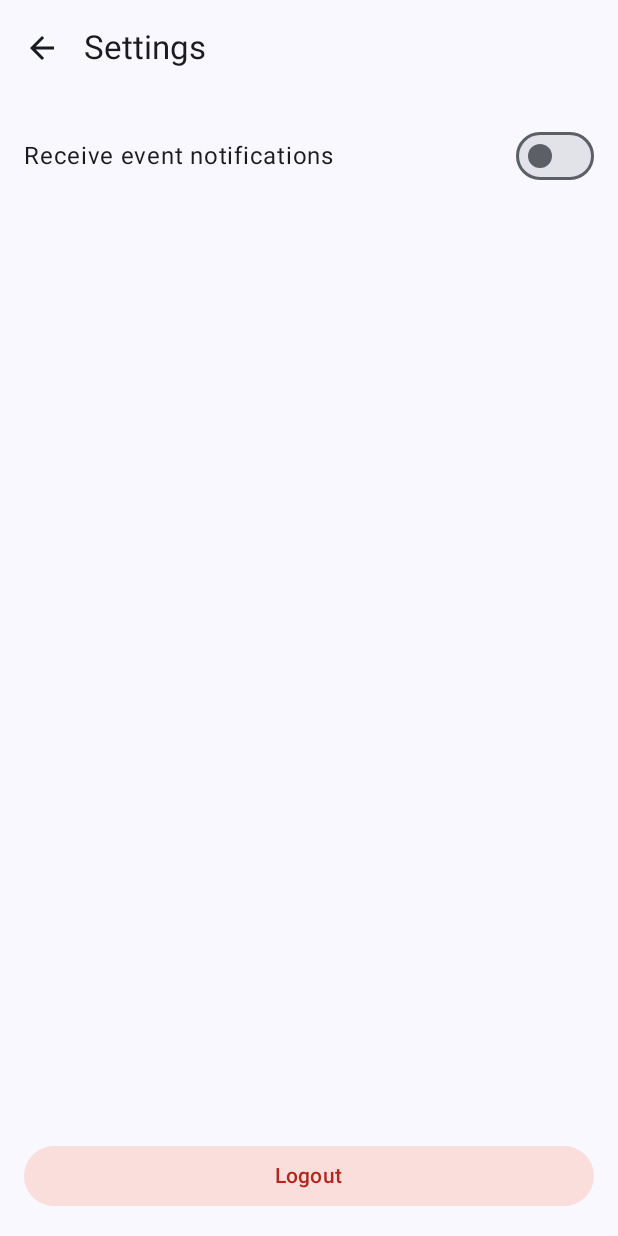
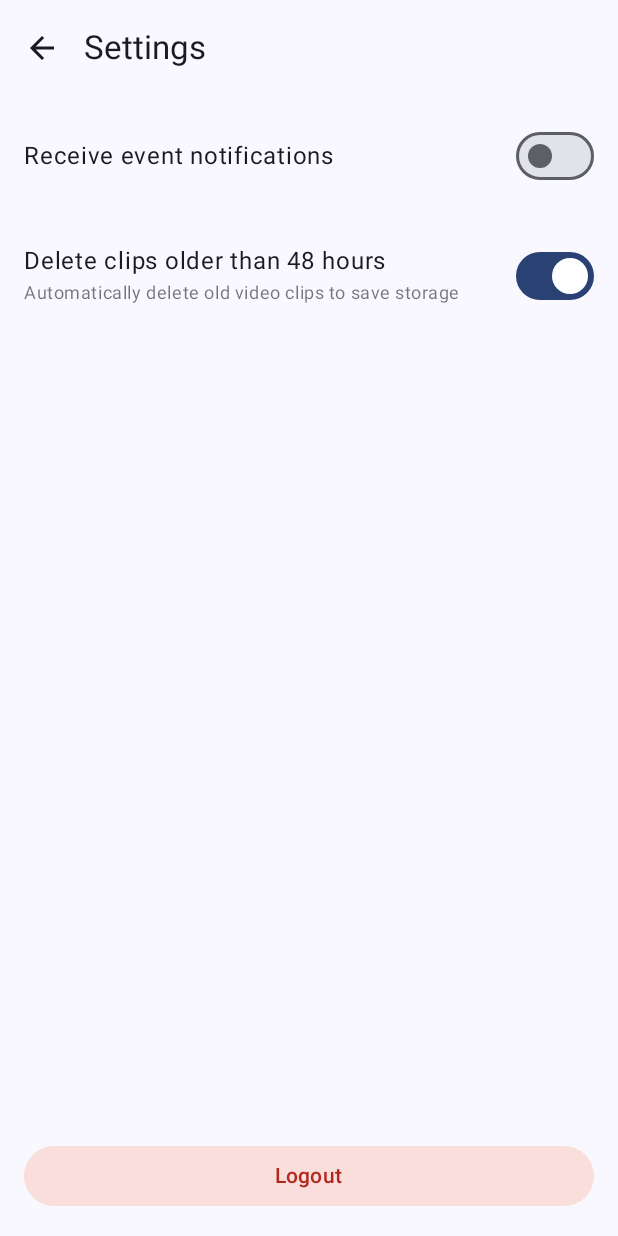
Before and after one commit to roryclear/clearcam, an Android app built with Jetpack Compose: the composable HomeScreen called with empty values, after a tap on "Settings", on a phone screen of 412 x 824 dp. Run offline under Robolectric (Android 15) with nearby library versions, the phone set to English and light mode, and no system bars; network calls fail; 1 statement that could not run was skipped.

Commit message:
start auto delete

```diff
--- a/android/clearcam/app/src/main/java/com/rors/clearcam/HomeScreen.kt
+++ b/android/clearcam/app/src/main/java/com/rors/clearcam/HomeScreen.kt
@@ -56,6 +56,7 @@ import androidx.core.content.ContextCompat
 import android.Manifest
 import android.graphics.BitmapFactory
 import android.widget.Toast
+import androidx.annotation.RequiresApi
 import androidx.compose.foundation.text.KeyboardOptions
 import androidx.compose.material.icons.filled.Lock
 import androidx.compose.material.icons.filled.Refresh
@@ -160,7 +161,6 @@ object ThumbnailCache {
     }
 }
 
-
 suspend fun deleteVideoFromBackend(userId: String, filename: String) {
     withContext(Dispatchers.IO) {
         try {
@@ -261,6 +261,7 @@ fun HomeScreen(userId: String) {
     }
 
     fun loadVideosFromStorage() {
+        deleteOldClipsIfEnabled(context, videosDir, coroutineScope)
         eventVideos = loadAllVideos(videosDir)
     }
 
@@ -268,6 +269,7 @@ fun HomeScreen(userId: String) {
         coroutineScope.launch {
             try {
                 if (!videosDir.exists()) videosDir.mkdirs()
+                deleteOldClipsIfEnabled(context, videosDir, coroutineScope)
                 val camerasDeferred = async { fetchCameraJson(userId) }
                 val newestTime = getNewestCreationTimeFromFiles(videosDir)
                 val newVideos = fetchEventVideos(userId, newestTime / 1000)
@@ -553,6 +555,7 @@ fun SimpleVideoPlayer(videoPath: String, onDismiss: () -> Unit) {
     var isScrubbing by remember { mutableStateOf(false) }
     val videoViewRef = remember { mutableStateOf<VideoView?>(null) }
     val coroutineScope = rememberCoroutineScope()
+    val videosDir = remember { File(context.filesDir, APP_VIDEO_DIR) }
 
     var isPrepared by remember { mutableStateOf(false) }
     var isInitialPlay by remember { mutableStateOf(true) }
@@ -1555,3 +1558,59 @@ fun EventVideoListItem(
         }
     }
 }
+
+@RequiresApi(Build.VERSION_CODES.O)
+private fun isVideoOld(filename: String): Boolean {
+    return try {
+        Log.d("DeleteOldClips", "Checking file: $filename")
+
+        // Extract date-time part from filename (format: "2025-11-16_16-09-58")
+        val baseName = filename
+            .removeSuffix(".mp4")
+            .removeSuffix(".aes")
+
+        // The date-time part is everything before the last underscore (remove the UUID)
+        val dateTimePart = baseName.substringBeforeLast("_")
+        Log.d("DeleteOldClips", "Date-time part: $dateTimePart")
+
+        // Parse the date-time string (format: "yyyy-MM-dd_HH-mm-ss")
+        val formatter = java.time.format.DateTimeFormatter.ofPattern("yyyy-MM-dd_HH-mm-ss")
+        val fileDateTime = java.time.LocalDateTime.parse(dateTimePart, formatter)
+
+        // Convert to milliseconds since epoch
+        val timestamp = fileDateTime.atZone(java.time.ZoneId.systemDefault()).toInstant().toEpochMilli()
+        val currentTime = System.currentTimeMillis()
+        val timeLimit = currentTime - (48 * 60 * 60 * 1000) // 48 hours ago
+
+        Log.d("DeleteOldClips", "File timestamp: $timestamp (${java.util.Date(timestamp)})")
+        Log.d("DeleteOldClips", "Current time: $currentTime (${java.util.Date(currentTime)})")
+        Log.d("DeleteOldClips", "Time limit: $timeLimit (${java.util.Date(timeLimit)})")
+        Log.d("DeleteOldClips", "Is old: ${timestamp < timeLimit}")
+
+        timestamp < timeLimit
+    } catch (e: Exception) {
+        Log.e("DeleteOldClips", "Error parsing timestamp for $filename: ${e.message}")
+        false
+    }
+}
+
+private fun deleteOldClipsIfEnabled(context: Context, videosDir: File, coroutineScope: CoroutineScope) {
+    val prefs = context.getSharedPreferences("clearcam_prefs", Context.MODE_PRIVATE)
+    val deleteOldClips = prefs.getBoolean("delete_old_clips", true) // Default to true if setting doesn't exist
+    if (!deleteOldClips) return
+    coroutineScope.launch(Dispatchers.IO) {
+        try {
+            val files = videosDir.listFiles()
+            files?.forEach { file ->
+                if (file.isFile && (file.name.endsWith(".mp4") || file.name.endsWith(".aes"))) {
+                    if (isVideoOld(file.name)) {
+                        file.delete()
+                        ThumbnailCache.deleteCachedThumbnail(context, file.name)
+                    }
+                }
+            }
+        } catch (e: Exception) {
+            Log.e("DeleteOldClips", "Error deleting old clips", e)
+        }
+    }
+}
--- a/android/clearcam/app/src/main/java/com/rors/clearcam/SettingsScreen.kt
+++ b/android/clearcam/app/src/main/java/com/rors/clearcam/SettingsScreen.kt
@@ -42,14 +42,23 @@ fun SettingsScreen(onBackPressed: () -> Unit) {
     val coroutineScope = rememberCoroutineScope()
     val userId = PrefsHelper.getUserId(context) ?: ""
     val notificationsEnabled = remember { mutableStateOf(false) }
+    val deleteOldClipsEnabled = remember { mutableStateOf(true) } // Default to true
     val showLogoutDialog = remember { mutableStateOf(false) }
 
-    // Load saved preference when screen appears
+    // Load saved preferences when screen appears
     LaunchedEffect(Unit) {
+        // Load notifications preference
         context.dataStore.data.map { preferences ->
             preferences[booleanPreferencesKey("notifications_enabled")] ?: false
         }.collect { enabled ->
             notificationsEnabled.value = enabled
+        }
+
+        // Load delete old clips preference (defaults to true)
+        context.dataStore.data.map { preferences ->
+            preferences[booleanPreferencesKey("delete_old_clips")] ?: true
+        }.collect { enabled ->
+            deleteOldClipsEnabled.value = enabled
         }
     }
 
@@ -107,6 +116,7 @@ fun SettingsScreen(onBackPressed: () -> Unit) {
                 .fillMaxSize()
                 .padding(innerPadding)
         ) {
+            // Notifications toggle
             Row(
                 modifier = Modifier
                     .fillMaxWidth()
@@ -119,7 +129,7 @@ fun SettingsScreen(onBackPressed: () -> Unit) {
                     style = MaterialTheme.typography.bodyLarge
                 )
 
-                val activity = LocalContext.current as? Activity // todo
+                val activity = LocalContext.current as? Activity
 
                 Switch(
                     checked = notificationsEnabled.value,
@@ -150,6 +160,45 @@ fun SettingsScreen(onBackPressed: () -> Unit) {
                                 }
                             }
                             disableNotifications(context)
+                        }
+                    }
+                )
+            }
+
+            // Delete old clips toggle - added below notifications
+            Row(
+                modifier = Modifier
+                    .fillMaxWidth()
+                    .padding(16.dp),
+                verticalAlignment = Alignment.CenterVertically,
+                horizontalArrangement = Arrangement.SpaceBetween
+            ) {
+                Column {
+                    Text(
+                        text = "Delete clips older than 48 hours",
+                        style = MaterialTheme.typography.bodyLarge
+                    )
+                    Text(
+                        text = "Automatically delete old video clips to save storage",
+                        style = MaterialTheme.typography.bodySmall,
+                        color = MaterialTheme.colorScheme.onSurface.copy(alpha = 0.6f),
+                        modifier = Modifier.padding(top = 4.dp)
+                    )
+                }
+
+                Switch(
+                    checked = deleteOldClipsEnabled.value,
+                    onCheckedChange = { enabled ->
+                        deleteOldClipsEnabled.value = enabled
+                        coroutineScope.launch {
+                            context.dataStore.edit { prefs ->
+                                prefs[booleanPreferencesKey("delete_old_clips")] = enabled
+                            }
+                        }
+                        if (enabled) {
+                            Toast.makeText(context, "Old clips will be automatically deleted", Toast.LENGTH_SHORT).show()
+                        } else {
+                            Toast.makeText(context, "Old clips will be kept", Toast.LENGTH_SHORT).show()
                         }
                     }
                 )
```
